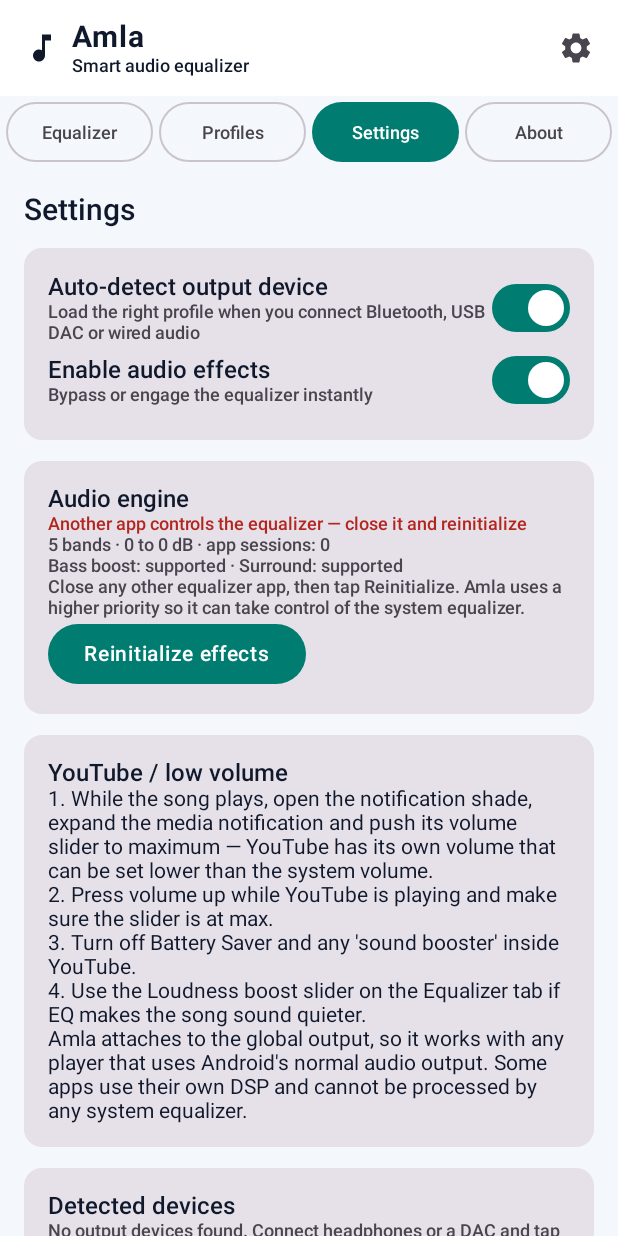
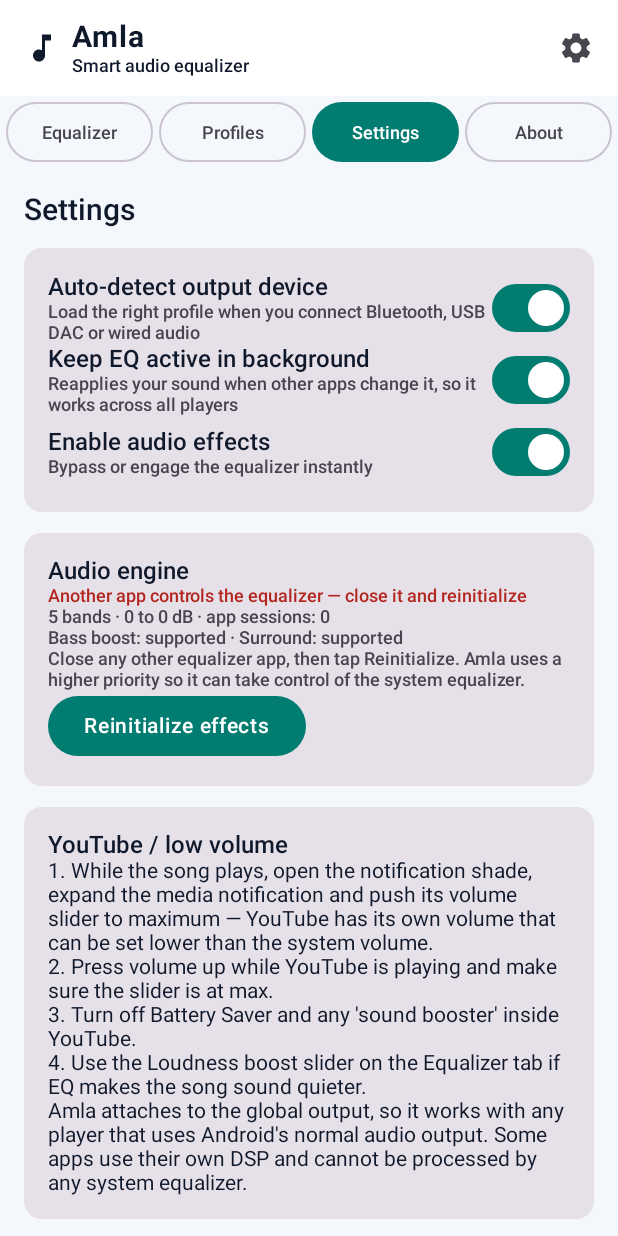
Before and after one commit to kalhydra6-wq/Amla, an Android app built with Jetpack Compose: the screen it shows after launch (MainActivity), after a tap on "Settings", on a phone screen of 412 x 824 dp. Run offline under Robolectric (Android 15) with nearby library versions, the phone set to English and light mode, and no system bars.

Commit message:
Keep EQ active across all apps with background service and auto-reapply

```diff
--- a/app/src/main/java/com/amala/app/AmlaApplication.kt
+++ b/app/src/main/java/com/amala/app/AmlaApplication.kt
@@ -1,11 +1,17 @@
 package com.amala.app
 
 import android.app.Application
+import com.amala.app.audio.AmlaAudioService
 import com.amala.app.audio.AudioController
+import com.amala.app.data.AmlaPreferences
+import com.amala.app.data.SharedPreferencesStore
 
 class AmlaApplication : Application() {
     override fun onCreate() {
         super.onCreate()
         AudioController.initialize(this)
+        if (AmlaPreferences(SharedPreferencesStore(this)).keepAlive) {
+            AmlaAudioService.start(this)
+        }
     }
 }
--- a/app/src/main/java/com/amala/app/MainActivity.kt
+++ b/app/src/main/java/com/amala/app/MainActivity.kt
@@ -1,6 +1,10 @@
 package com.amala.app
 
+import android.Manifest
+import android.content.pm.PackageManager
+import android.os.Build
 import android.os.Bundle
+import androidx.core.content.ContextCompat
 import androidx.activity.ComponentActivity
 import androidx.activity.compose.setContent
 import androidx.compose.foundation.layout.fillMaxSize
@@ -14,6 +18,12 @@ import com.amala.app.viewmodel.MainViewModel
 class MainActivity : ComponentActivity() {
     override fun onCreate(savedInstanceState: Bundle?) {
         super.onCreate(savedInstanceState)
+        if (Build.VERSION.SDK_INT >= Build.VERSION_CODES.TIRAMISU &&
+            ContextCompat.checkSelfPermission(this, Manifest.permission.POST_NOTIFICATIONS) !=
+            PackageManager.PERMISSION_GRANTED
+        ) {
+            requestPermissions(arrayOf(Manifest.permission.POST_NOTIFICATIONS), 42)
+        }
         setContent {
             AmlaTheme {
                 Surface(modifier = Modifier.fillMaxSize()) {
--- a/app/src/main/java/com/amala/app/audio/AudioController.kt
+++ b/app/src/main/java/com/amala/app/audio/AudioController.kt
@@ -83,6 +83,11 @@ object AudioController {
         applyCurrent()
     }
 
+    /** Reapplies the current profile without changing what is saved. */
+    fun refresh() {
+        applyCurrent()
+    }
+
     fun release() {
         engine.release()
     }
--- a/app/src/main/java/com/amala/app/data/AmlaPreferences.kt
+++ b/app/src/main/java/com/amala/app/data/AmlaPreferences.kt
@@ -14,6 +14,10 @@ class AmlaPreferences(private val store: KeyValueStore) {
     var effectsEnabled: Boolean
         get() = store.getBoolean(KEY_EFFECTS_ENABLED, true)
         set(value) = store.putBoolean(KEY_EFFECTS_ENABLED, value)
+
+    var keepAlive: Boolean
+        get() = store.getBoolean(KEY_KEEP_ALIVE, true)
+        set(value) = store.putBoolean(KEY_KEEP_ALIVE, value)
 
     var lastDeviceId: String?
         get() = store.getString(KEY_LAST_DEVICE, null)
@@ -76,6 +80,7 @@ class AmlaPreferences(private val store: KeyValueStore) {
         private const val PROFILE_PREFIX = "profile:"
         private const val KEY_AUTO_APPLY = "setting:auto_apply"
         private const val KEY_EFFECTS_ENABLED = "setting:effects_enabled"
+        private const val KEY_KEEP_ALIVE = "setting:keep_alive"
         private const val KEY_LAST_DEVICE = "last_device_id"
     }
 }
--- a/app/src/main/java/com/amala/app/ui/SettingsScreen.kt
+++ b/app/src/main/java/com/amala/app/ui/SettingsScreen.kt
@@ -36,6 +36,11 @@ fun SettingsScreen(ui: MainViewModel.UiState, viewModel: MainViewModel) {
                         subtitle = "Load the right profile when you connect Bluetooth, USB DAC or wired audio",
                         checked = ui.autoApply,
                     ) { viewModel.setAutoApply(it) }
+                    SettingRow(
+                        title = "Keep EQ active in background",
+                        subtitle = "Reapplies your sound when other apps change it, so it works across all players",
+                        checked = ui.keepAlive,
+                    ) { viewModel.setKeepAlive(it) }
                     SettingRow(
                         title = "Enable audio effects",
                         subtitle = "Bypass or engage the equalizer instantly",
--- /dev/null
+++ b/app/src/main/res/drawable/ic_stat_amla.xml
@@ -0,0 +1,10 @@
+<?xml version="1.0" encoding="utf-8"?>
+<vector xmlns:android="http://schemas.android.com/apk/res/android"
+    android:width="24dp"
+    android:height="24dp"
+    android:viewportWidth="24"
+    android:viewportHeight="24">
+    <path
+        android:fillColor="#FFFFFF"
+        android:pathData="M12 3v10.55c-.59-.34-1.27-.55-2-.55-2.21 0-4 1.79-4 4s1.79 4 4 4 4-1.79 4-4V7h4V3h-6z" />
+</vector>
```
Also changed, not shown: app/src/main/AndroidManifest.xml (+8 -0 lines), app/src/main/java/com/amala/app/audio/AmlaAudioService.kt (added, +118 -0 lines), app/src/main/java/com/amala/app/viewmodel/MainViewModel.kt (+15 -0 lines), 1 other file.
